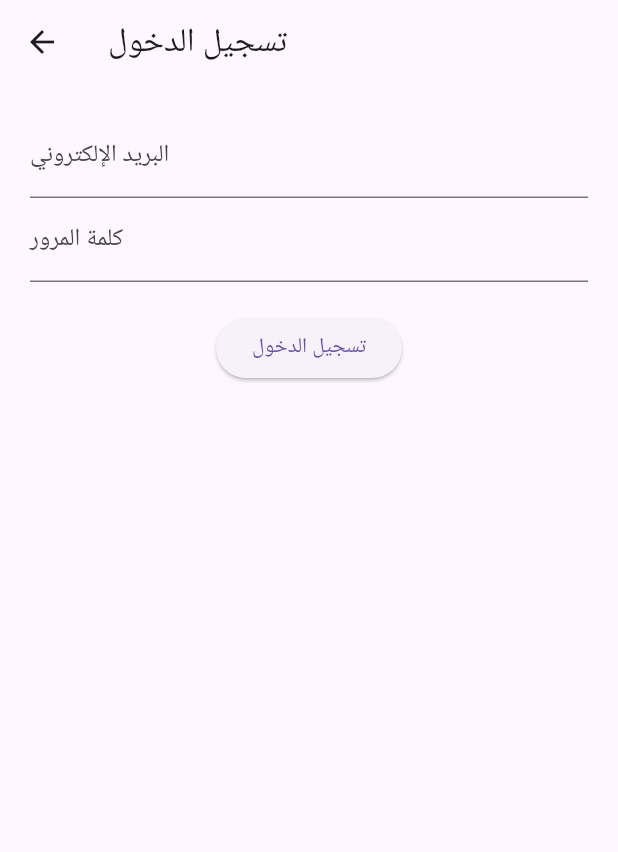
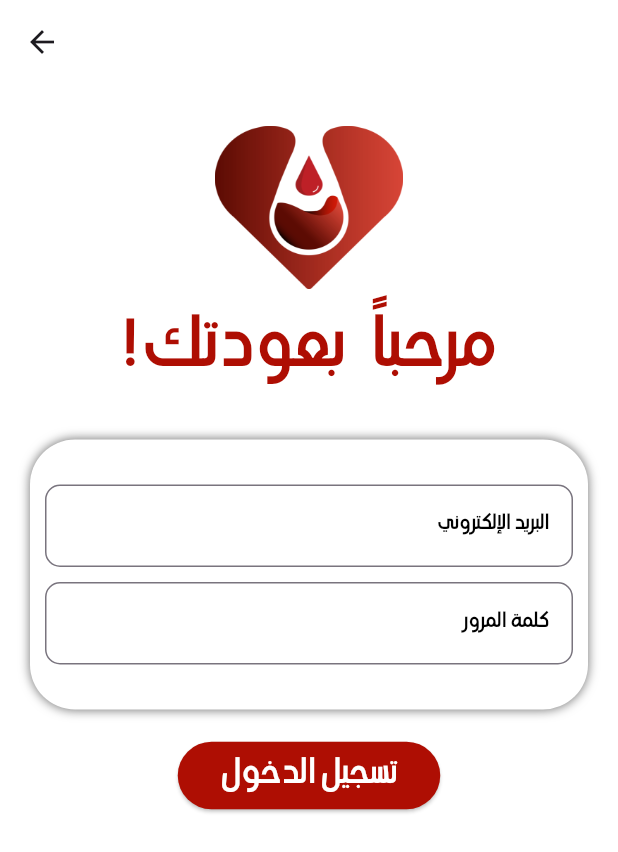
Before and after one commit to Kreatbox/iithar, a Flutter app: the LoginScreen screen opened by its route, on a phone screen of 412 x 824 dp. Shown: the top 852 px of the screen. Run offline on Flutter 3.47's test engine with Material 3 defaults, Android fonts, the phone set to English and light mode, and no system bars; our stand-ins replace cloud_firestore, firebase_auth, firebase_core, flutter_map, get, latlong2 and 3 more; accounts and stored records are empty.

Commit message:
تنسيق واجهة تسجيل الدخول

```diff
--- a/lib/screens/login_screen.dart
+++ b/lib/screens/login_screen.dart
@@ -16,40 +16,47 @@ class _LoginScreenState extends State<LoginScreen> {
 
   @override
   Widget build(BuildContext context) {
-    return Scaffold(
+    return  Scaffold(
+      backgroundColor: Colors.white,
       appBar: AppBar(
-        title: const Text('تسجيل الدخول'),
+        backgroundColor: Colors.white,
+
       ),
       body: Form(
         key: _formKey,
         child: SingleChildScrollView(
           padding: const EdgeInsets.all(20.0),
           child: Column(
+
             children: <Widget>[
-              TextFormField(
-                controller: _emailController,
-                decoration:
-                    const InputDecoration(labelText: 'البريد الإلكتروني'),
-                validator: (value) {
-                  if (value == null || value.isEmpty) {
-                    return 'يرجى إدخال بريدك الإلكتروني';
-                  }
-                  return null;
-                },
+              Image.asset(
+                'assets/icons/logo.png',
+                alignment: Alignment.center,
+                width: 125,
+                height: 125,
               ),
-              TextFormField(
-                controller: _passwordController,
-                decoration: const InputDecoration(labelText: 'كلمة المرور'),
-                obscureText: true,
-                validator: (value) {
-                  if (value == null || value.isEmpty) {
-                    return 'يرجى إدخال كلمة المرور';
-                  }
-                  return null;
-                },
+
+              Text(
+                '!مرحباً  بعودتك',
+                textAlign: TextAlign.right,
+                style: TextStyle(
+                    fontFamily: 'HSI', fontSize: 50, color: Color(0xFFAE0E03)),
               ),
               const SizedBox(height: 20),
+            _buildInfoSection(' ', [
+              _buildTextFieldemail(_emailController, 'البريد الإلكتروني', 'يرجى إدخال بريدك الإلكتروني'),
+              const SizedBox(height: 10),
+              _buildTextFieldpassword(_passwordController, 'كلمة المرور', 'يرجى إدخال كلمة المرور'),
+              const SizedBox(height: 20),
+            ]),
+              const SizedBox(height: 20),
               ElevatedButton(
+                style: ElevatedButton.styleFrom(
+                    fixedSize: const Size(175, 45),
+                    backgroundColor: const Color(0xFFAE0E03),
+                    padding: const EdgeInsets.only(
+                        right: 25.0, left: 25.0, top: 5.0, bottom: 1.0),
+                    alignment: Alignment.center),
                 onPressed: () async {
                   if (_formKey.currentState!.validate()) {
                     try {
@@ -68,7 +75,9 @@ class _LoginScreenState extends State<LoginScreen> {
                     }
                   }
                 },
-                child: const Text('تسجيل الدخول'),
+                child: const Text('تسجيل الدخول',  textAlign: TextAlign.center,
+                  style: TextStyle(
+                      fontFamily: 'HSI', fontSize: 25, color: Colors.white),)
               ),
             ],
           ),
@@ -84,3 +93,91 @@ class _LoginScreenState extends State<LoginScreen> {
     super.dispose();
   }
 }
+Widget _buildInfoSection(String title, List<Widget> children) {
+  return Directionality(
+      textDirection: TextDirection.rtl,
+      child: Container(
+
+        padding: const EdgeInsets.all(10.0),
+        decoration: BoxDecoration(
+          color: Colors.white,
+          borderRadius: BorderRadius.circular(30),
+          boxShadow: [
+            BoxShadow(
+              color: Color.fromRGBO(112, 112, 112, 100),
+              blurRadius: 5,
+            ),
+          ],
+        ),
+        child: Column(
+          crossAxisAlignment: CrossAxisAlignment.start,
+          children: [
+            const SizedBox(height: 20),
+            ...children,
+          ],
+        ),
+      ));
+}
+Widget _buildTextFieldemail(TextEditingController controller, String labelText, String errorText,
+){
+  return Directionality(
+      textDirection: TextDirection.rtl,
+      child: TextFormField(
+      controller:  controller,
+      textAlign: TextAlign.right,
+      style: TextStyle(
+      fontFamily: 'HSI',
+      fontSize: 15,
+      color: Colors.black,
+  ),
+
+  decoration: InputDecoration(
+  labelStyle: TextStyle(
+  fontFamily: 'HSI',
+  fontSize: 15,
+  color: Colors.black,
+  ),
+    labelText: labelText,
+    border: OutlineInputBorder(borderRadius: BorderRadius.circular(10)),
+    alignLabelWithHint: true,
+  ),
+          validator: (value) {
+            if (value == null || value.isEmpty) {
+              return 'يرجى إدخال بريدك الإلكتروني';
+            }
+            return null;
+  },));
+}
+Widget _buildTextFieldpassword(TextEditingController controller, String labelText, String errorText,
+    ){
+  return Directionality(
+
+      textDirection: TextDirection.rtl,
+      child: TextFormField(
+        controller:  controller,
+        textAlign: TextAlign.right,
+        style: TextStyle(
+          fontFamily: 'HSI',
+          fontSize: 15,
+          color: Colors.black,
+        ),
+
+        decoration: InputDecoration(
+          labelStyle: TextStyle(
+            fontFamily: 'HSI',
+            fontSize: 15,
+            color: Colors.black,
+
+
+          ),
+          labelText: labelText,
+          border: OutlineInputBorder(borderRadius: BorderRadius.circular(10)),
+          alignLabelWithHint: true,
+        ),
+        validator: (value) {
+          if (value == null || value.isEmpty) {
+            return 'يرجى إدخال كلمة المرور';
+          }
+          return null;
+        },));
+}
--- a/pubspec.yaml
+++ b/pubspec.yaml
@@ -76,6 +76,7 @@ flutter:
     - assets/icons/icon2.png
     - assets/icons/icons8-notification-64.png
     - assets/Images/Ve.png
+    - assets/icons/logo.png
 
 
 
```
